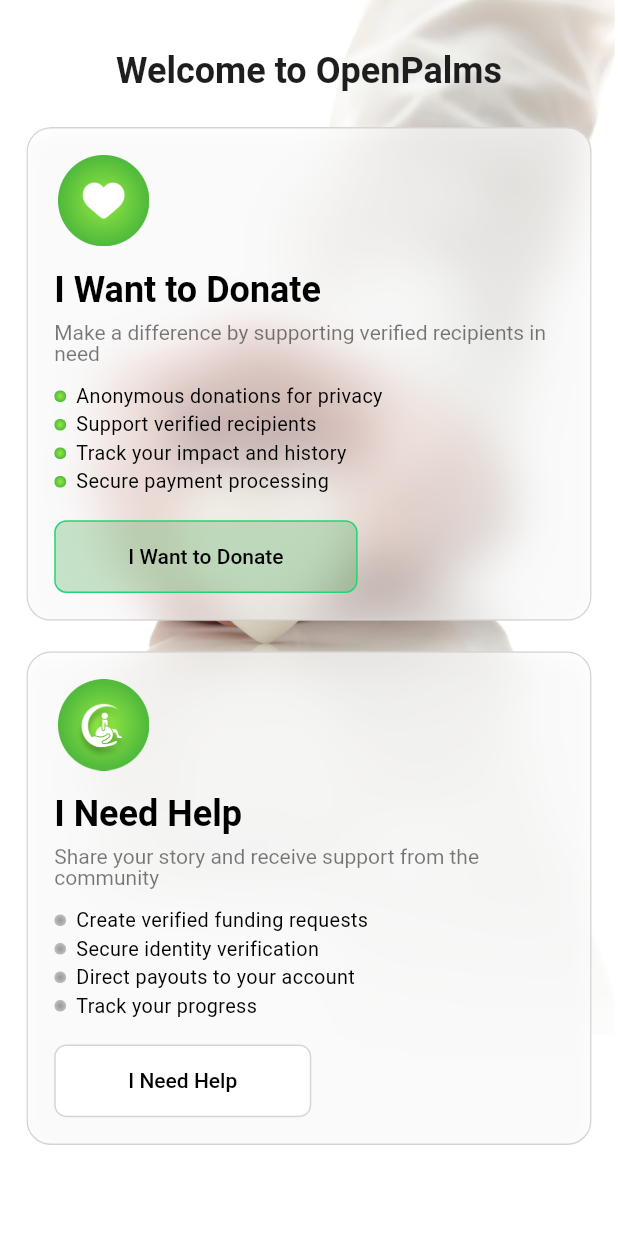
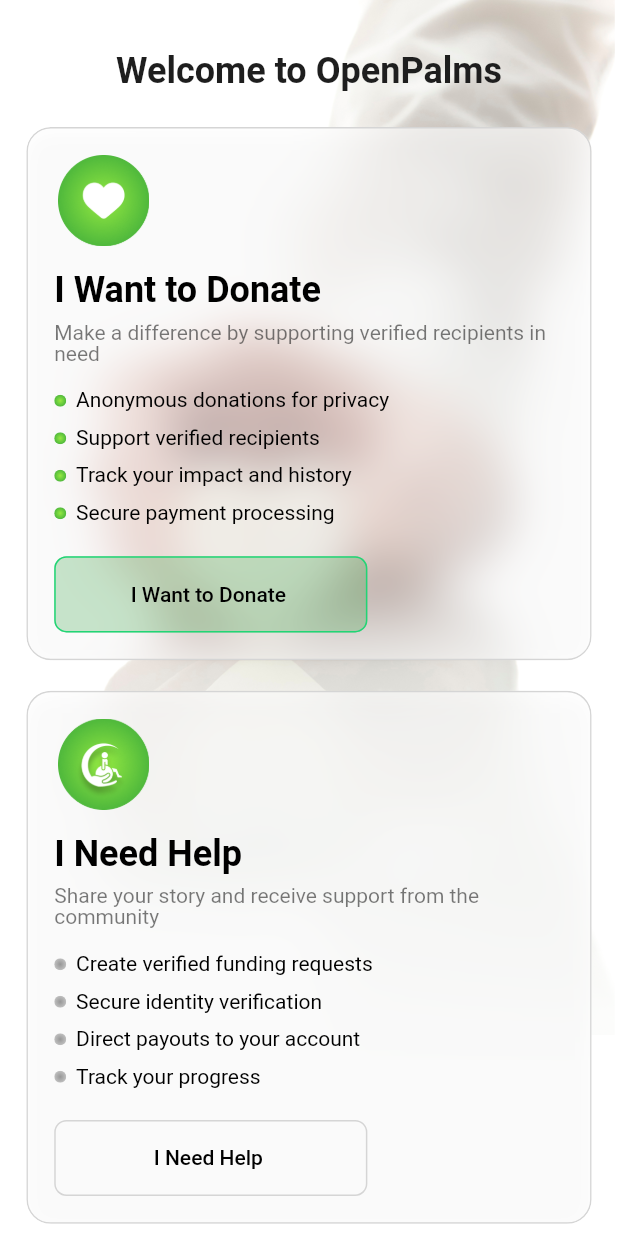
Before and after one commit to Umaiir11/open-palms-app, a Flutter app: the UserSelectionView screen opened by its route, on a phone screen of 412 x 824 dp. Run offline on Flutter 3.47's test engine with Material 3 defaults, Android fonts, the phone set to English and light mode, and no system bars; our stand-ins replace animate_do, cached_network_image, connectivity_plus, country_picker, dropdown_button2, flutter_animate and 12 more; missing offline and left inert: custom_cached_image, video_thumbnail; accounts and stored records are empty; key blocks and very long unbroken strings in the code were emptied for the run.

Commit message:
02-Sep-25  - Fixed the buttons and add Single child Scroll in User Selection View ✅

```diff
--- a/lib/app/mvvm/view/common_views/user_selection_view/user_selection_view.dart
+++ b/lib/app/mvvm/view/common_views/user_selection_view/user_selection_view.dart
@@ -11,6 +11,7 @@
 import 'package:open_palms/app/customWidgets/sizedbox_extension.dart';
 
 import '../../../../config/app_assets.dart';
+import '../../../../customWidgets/app_custom_button.dart';
 
 class UserSelectionView extends StatefulWidget {
   const UserSelectionView({super.key});
@@ -33,6 +34,8 @@
           ),
         ),
         child: SafeArea(
+          child: SingleChildScrollView(
+            physics: BouncingScrollPhysics(),
             child: Column(
               children: [
                 20.h.height,
@@ -47,7 +50,6 @@
 
                 20.h.height,
 
-              // Donate Card
                 _buildGlassCard(
                   icon: AppAssets.heartIcon,
                   title: AppStrings.wantToDonateLabel,
@@ -59,24 +61,18 @@
                     "Secure payment processing",
                   ],
                   buttonText: AppStrings.wantToDonateLabel,
-                buttonGradient: const LinearGradient(
-                  colors: [
-                    AppColors.lightGreenColor,
-                    AppColors.lightGreenColor,
-                  ],
-                ),
                   onPressed: () {
                     GlobalVariables.userType = UserType.donor;
                     Get.toNamed(AppRoutes.loginView);
                   },
                   isNeedy: false,
-                buttonTextColor: Colors.black,
-                borderColor: AppColors.positiveGreen,
+                  isSelected: true,
+                  selectedBorderColor: AppColors.positiveGreen,
+                  selectedButtonColor: AppColors.lightGreenColor,
                 ),
 
                 20.verticalSpace,
 
-              // Need Help Card
                 _buildGlassCard(
                   icon: AppAssets.needyIcon,
                   title: AppStrings.needHelpLabel,
@@ -88,18 +84,18 @@
                     "Track your progress",
                   ],
                   buttonText: AppStrings.needHelpLabel,
-                buttonGradient: const LinearGradient(
-                  colors: [Colors.white, Colors.white],
-                ),
                   onPressed: () {
                     GlobalVariables.userType = UserType.needy;
                     Get.toNamed(AppRoutes.loginView);
                   },
                   isNeedy: true,
-                buttonTextColor: Colors.black,
+                  isSelected: false,
+                  selectedBorderColor: AppColors.positiveGreen,
+                  selectedButtonColor: AppColors.lightGreenColor,
                 ),
               ],
             ).paddingSymmetric(horizontal: 16.w, vertical: 10.h),
+          ),
         ),
       ),
     );
@@ -111,12 +107,20 @@
     required String description,
     required List<String> features,
     required String buttonText,
-    required Gradient buttonGradient,
     required VoidCallback onPressed,
+    bool isSelected = false,
     bool isNeedy = false,
-    Color buttonTextColor = Colors.black,
-    Color borderColor = AppColors.borderColorGrey,
+    Color selectedBorderColor = AppColors.primary,
+    Color selectedButtonColor = AppColors.primary,
   }) {
+    final Color buttonBgColor = isSelected
+        ? selectedButtonColor
+        : Colors.transparent;
+
+    final Color buttonBorderColor = isSelected
+        ? selectedBorderColor
+        : AppColors.borderColorGrey;
+
     return ClipRRect(
       borderRadius: BorderRadius.circular(16.r),
       child: BackdropFilter(
@@ -139,10 +143,9 @@
           child: Column(
             crossAxisAlignment: CrossAxisAlignment.start,
             children: [
-              /// Icon
               Image.asset(icon, width: 60.w, height: 60.h),
 
-              12.verticalSpace,
+              12.h.height,
 
               Text(
                 title,
@@ -152,7 +155,7 @@
                 ),
               ),
 
-              4.verticalSpace,
+              4.h.height,
 
               Text(
                 description,
@@ -162,7 +165,7 @@
                 ),
               ),
 
-              12.verticalSpace,
+              12.h.height,
 
               Column(
                 crossAxisAlignment: CrossAxisAlignment.start,
@@ -177,9 +180,9 @@
                           Expanded(
                             child: Text(
                               e,
-                              style: TextStyle(
-                                fontSize: 13.sp,
+                              style: AppTextStyles.customText14(
                                 color: Colors.black,
+                                height: 1.8,
                                 fontWeight: FontWeight.w400,
                               ),
                             ),
@@ -190,37 +193,19 @@
                     .toList(),
               ),
 
-              16.verticalSpace,
-
-              /// Button
-              Align(
-                alignment: Alignment.centerLeft,
-                child: Container(
-                  padding: EdgeInsets.symmetric(horizontal: 24.w),
-                  decoration: BoxDecoration(
-                    gradient: buttonGradient,
-                    borderRadius: BorderRadius.circular(8.r),
-                    border: Border.all(color: borderColor),
-                  ),
-                  child: TextButton(
+              16.h.height,
+              AppCustomButton(
+                title: buttonText,
                 onPressed: onPressed,
-                    style: TextButton.styleFrom(
-                      padding: EdgeInsets.symmetric(
-                        horizontal: 20.w,
-                        vertical: 16.h,
-                      ),
-                      minimumSize: Size.zero,
-                      tapTargetSize: MaterialTapTargetSize.shrinkWrap,
-                    ),
-                    child: Text(
-                      buttonText,
-                      style: AppTextStyles.customText14(
-                        color: buttonTextColor,
+                bgColor: buttonBgColor,
+                borderColor: buttonBorderColor,
+                textStyle: AppTextStyles.customText14(
+                  color: AppColors.black,
                   fontWeight: FontWeight.w500,
                 ),
-                    ),
-                  ),
-                ),
+                width: 190.w,
+                height: 50.h,
+                borderRadius: 8.r,
               ),
             ],
           ),
```
Lines whose indentation alone changed are shown as unchanged.
